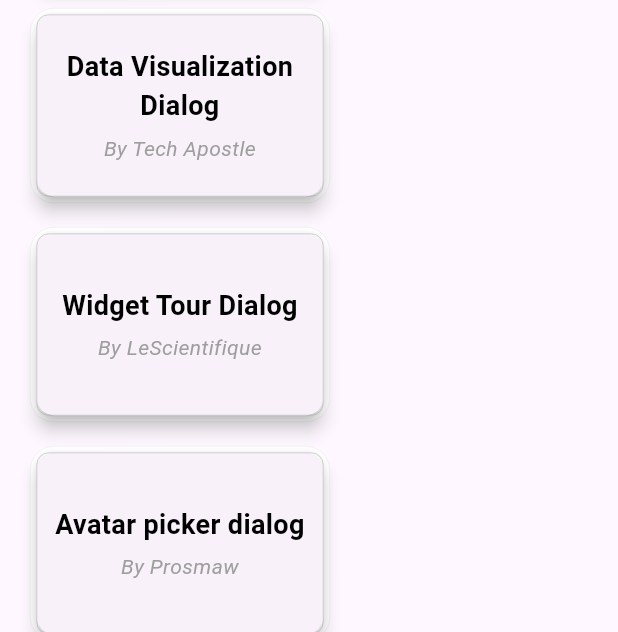
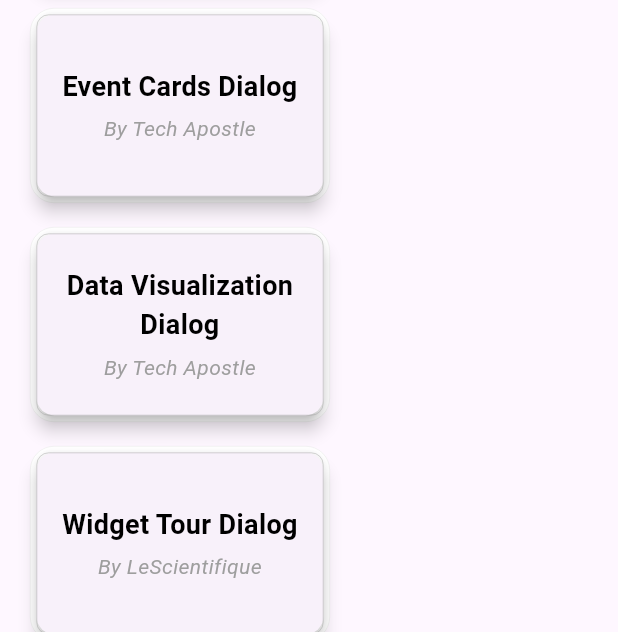
Before and after one commit to Docteur-Parfait/beautiful_dialog, a Flutter app: the screen it shows after launch, scrolled down 2880 dp, on a phone screen of 412 x 824 dp, the part 604-1236 px from its top. Run offline on Flutter 3.47's test engine with Material 3 defaults, Android fonts, the phone set to English and light mode, and no system bars; our stand-ins replace audioplayers, bot_toast, fl_chart, flutter_card_swiper, flutter_svg, gap and 2 more; missing offline and left inert: dart:html.

Commit message:
Refactor dialog_view.dart to add Event Card Dialog

```diff
--- a/lib/views/dialog_view.dart
+++ b/lib/views/dialog_view.dart
@@ -1,5 +1,6 @@
 import 'package:beautiful_dialog/dialogs/animated_confirmation_dialog.dart';
 import 'package:beautiful_dialog/dialogs/data_visualization_dialog.dart';
+import 'package:beautiful_dialog/dialogs/event_card_dialog.dart';
 import 'package:beautiful_dialog/dialogs/gamified_dialog.dart';
 import 'package:beautiful_dialog/dialogs/discard_changes_dialog.dart';
 import 'package:beautiful_dialog/dialogs/multistep_dialog.dart';
@@ -221,6 +222,11 @@ class _DialogViewState extends State<DialogView> {
                 ),
               ),
               CustomButton(
+                text: "Event Cards Dialog",
+                author: "Tech Apostle",
+                onTap: () => EventCardDialog.showEventCardDialog(context),
+              ),
+              CustomButton(
                 text: "Data Visualization Dialog",
                 author: "Tech Apostle",
                 onTap: () =>
```
